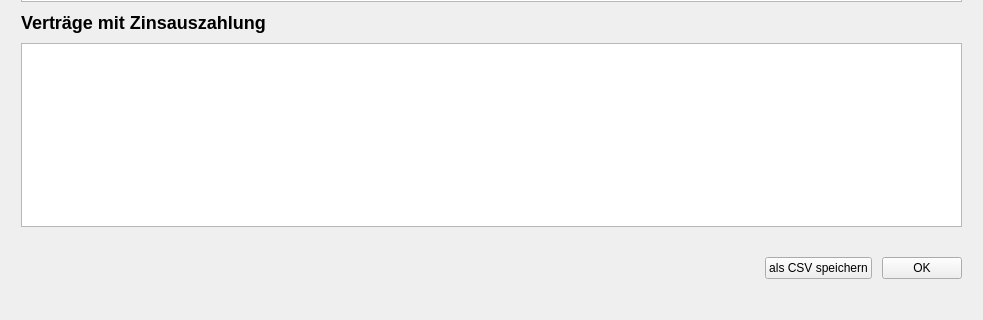
Above: DKV2/frmjahresabschluss.ui from Schachigel/DKV2 before the change; both pictures show x 0 to 983 and y 235 to 555 of the 983 by 555 pixel window. Below: the same form after it.
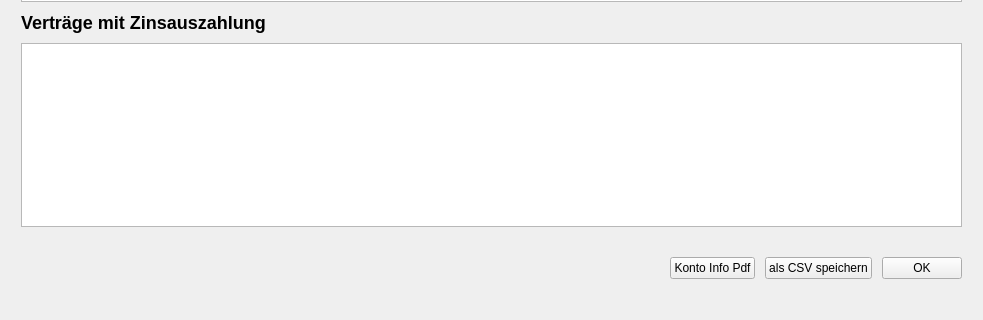
That is the form after the change.

Patch:
```diff
--- a/DKV2/frmjahresabschluss.ui
+++ b/DKV2/frmjahresabschluss.ui
@@ -76,7 +76,7 @@
       <widget class="QTableView" name="listN_Thesa"/>
      </item>
      <item>
-      <layout class="QHBoxLayout" name="horizontalLayout" stretch="5,0,0">
+      <layout class="QHBoxLayout" name="horizontalLayout" stretch="5,0,0,0">
        <item>
         <spacer name="verticalSpacer">
          <property name="orientation">
@@ -90,6 +90,13 @@
          </property>
         </spacer>
        </item>
+       <item>
+        <widget class="QPushButton" name="pbKontoauszug">
+         <property name="text">
+          <string>Konto Info Pdf</string>
+         </property>
+        </widget>
+       </item>
        <item>
         <widget class="QPushButton" name="btnCsv">
          <property name="sizePolicy">
```
